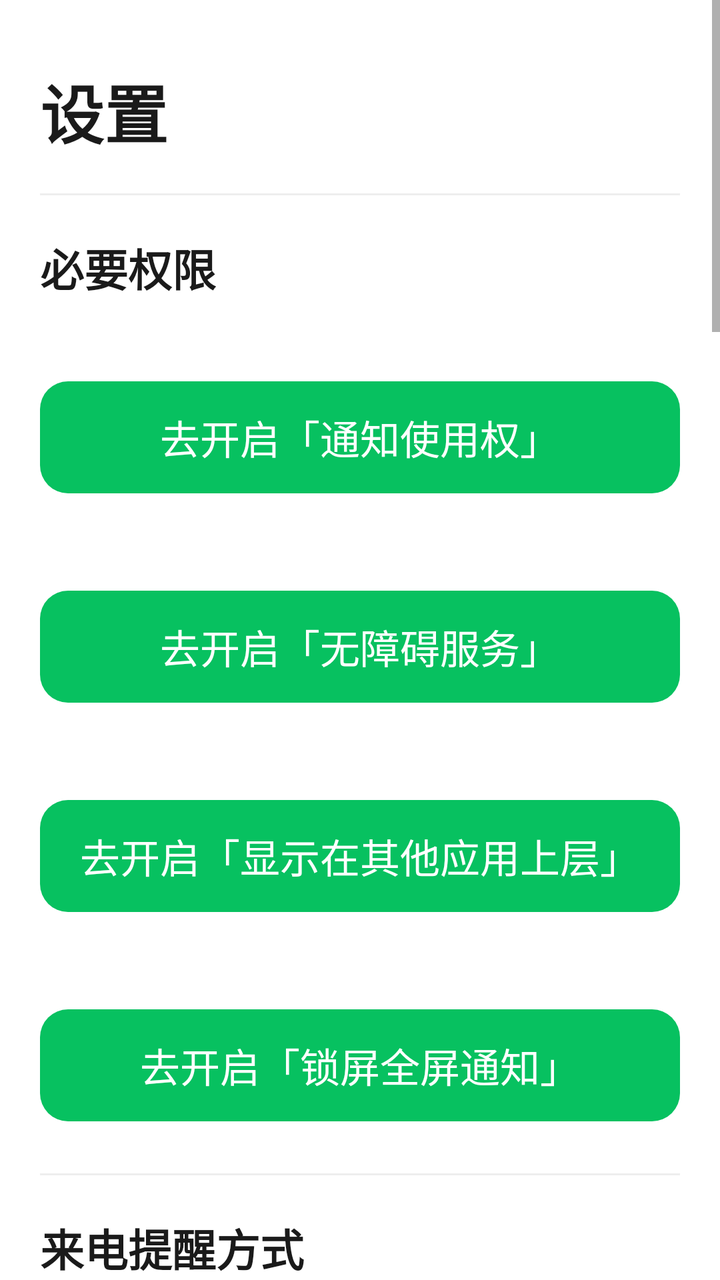
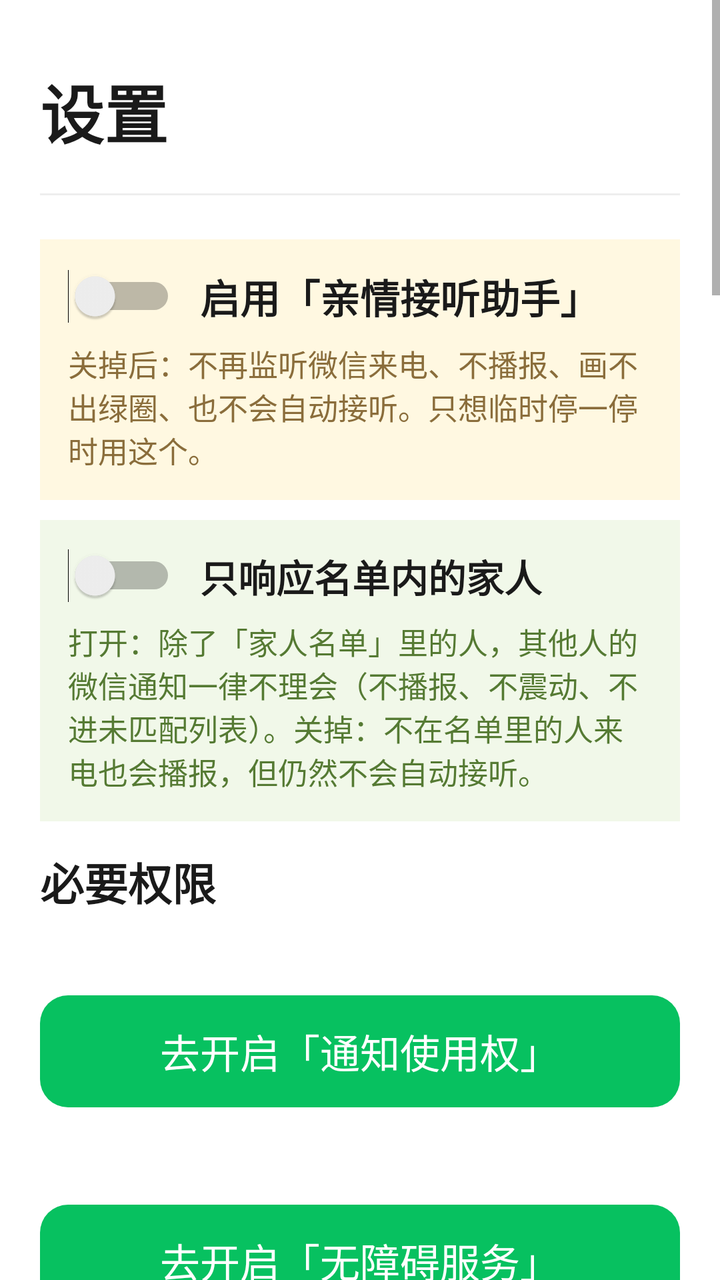

Compare the two renders of this Android layout. The source of the first and the diff that turns it into the second are given below.
<!-- AndroidManifest.xml: application theme AppTheme -->
<!-- res/layout/activity_settings.xml -->
<?xml version="1.0" encoding="utf-8"?>
<ScrollView xmlns:android="http://schemas.android.com/apk/res/android"
    android:layout_width="match_parent"
    android:layout_height="match_parent"
    android:fillViewport="true"
    android:background="@android:color/white">

    <LinearLayout
        android:layout_width="match_parent"
        android:layout_height="wrap_content"
        android:orientation="vertical"
        android:padding="20dp">

        <TextView
            android:layout_width="wrap_content"
            android:layout_height="wrap_content"
            android:layout_marginTop="12dp"
            android:text="设置"
            android:textColor="@color/textMain"
            android:textSize="32sp"
            android:textStyle="bold"/>

        <View
            android:layout_width="match_parent"
            android:layout_height="1dp"
            android:layout_marginTop="18dp"
            android:layout_marginBottom="6dp"
            android:background="#EEEEEE"/>

        
        <TextView
            android:layout_width="wrap_content"
            android:layout_height="wrap_content"
            android:layout_marginTop="14dp"
            android:text="必要权限"
            android:textColor="@color/textMain"
            android:textSize="22sp"
            android:textStyle="bold"/>

        <TextView
            android:id="@+id/status_notification"
            android:layout_width="match_parent"
            android:layout_height="wrap_content"
            android:layout_marginTop="10dp"
            android:textSize="17sp"/>

        <Button
            android:id="@+id/btn_open_notification_access"
            android:layout_width="match_parent"
            android:layout_height="56dp"
            android:layout_marginTop="8dp"
            android:background="@drawable/bg_btn_primary"
            android:stateListAnimator="@null"
            android:text="去开启「通知使用权」"
            android:textColor="#FFFFFF"
            android:textSize="20sp"/>

        <TextView
            android:id="@+id/status_accessibility"
            android:layout_width="match_parent"
            android:layout_height="wrap_content"
            android:layout_marginTop="18dp"
            android:textSize="17sp"/>

        <Button
            android:id="@+id/btn_open_accessibility"
            android:layout_width="match_parent"
            android:layout_height="56dp"
            android:layout_marginTop="8dp"
            android:background="@drawable/bg_btn_primary"
            android:stateListAnimator="@null"
            android:text="去开启「无障碍服务」"
            android:textColor="#FFFFFF"
            android:textSize="20sp"/>

        <LinearLayout
            android:id="@+id/row_overlay"
            android:layout_width="match_parent"
            android:layout_height="wrap_content"
            android:orientation="vertical">

            <TextView
                android:id="@+id/status_overlay"
                android:layout_width="match_parent"
                android:layout_height="wrap_content"
                android:layout_marginTop="18dp"
                android:textSize="17sp"/>

            <Button
                android:id="@+id/btn_open_overlay"
                android:layout_width="match_parent"
                android:layout_height="56dp"
                android:layout_marginTop="8dp"
                android:background="@drawable/bg_btn_primary"
                android:stateListAnimator="@null"
                android:text="去开启「显示在其他应用上层」"
                android:textColor="#FFFFFF"
                android:textSize="20sp"/>
        </LinearLayout>

        <LinearLayout
            android:id="@+id/row_fullscreen"
            android:layout_width="match_parent"
            android:layout_height="wrap_content"
            android:orientation="vertical">

            <TextView
                android:id="@+id/status_fullscreen"
                android:layout_width="match_parent"
                android:layout_height="wrap_content"
                android:layout_marginTop="18dp"
                android:textSize="17sp"/>

            <Button
                android:id="@+id/btn_open_fullscreen"
                android:layout_width="match_parent"
                android:layout_height="56dp"
                android:layout_marginTop="8dp"
                android:background="@drawable/bg_btn_primary"
                android:stateListAnimator="@null"
                android:text="去开启「锁屏全屏通知」"
                android:textColor="#FFFFFF"
                android:textSize="20sp"/>
        </LinearLayout>

        <View
            android:layout_width="match_parent"
            android:layout_height="1dp"
            android:layout_marginTop="26dp"
            android:layout_marginBottom="6dp"
            android:background="#EEEEEE"/>

        
        <TextView
            android:layout_width="wrap_content"
            android:layout_height="wrap_content"
            android:layout_marginTop="14dp"
            android:text="来电提醒方式"
            android:textColor="@color/textMain"
            android:textSize="22sp"
            android:textStyle="bold"/>

        <LinearLayout
            android:layout_width="match_parent"
            android:layout_height="wrap_content"
            android:orientation="horizontal"
            android:gravity="center_vertical"
            android:layout_marginTop="10dp">

            <Switch
                android:id="@+id/sw_guide_overlay"
                android:layout_width="wrap_content"
                android:layout_height="wrap_content"/>

            <TextView
                android:layout_width="0dp"
                android:layout_height="wrap_content"
                android:layout_weight="1"
                android:layout_marginLeft="12dp"
                android:text="来电时在屏幕上圈出绿色接听按钮（告诉老人点哪里）"
                android:textColor="@color/textMain"
                android:textSize="18sp"/>
        </LinearLayout>

        <TextView
            android:layout_width="match_parent"
            android:layout_height="wrap_content"
            android:layout_marginTop="6dp"
            android:text="圈出来的位置正好套在微信那个绿色接听键上，点下去等同于点微信的按钮。圆圈不会挡住操作，另外屏幕顶部还有一个「停止提醒」按钮，随时能关掉声音。需要「显示在其他应用上层」权限。"
            android:textColor="@color/textSub"
            android:textSize="15sp"/>

        <LinearLayout
            android:layout_width="match_parent"
            android:layout_height="wrap_content"
            android:orientation="horizontal"
            android:gravity="center_vertical"
            android:layout_marginTop="12dp">

            <Switch
                android:id="@+id/sw_guide_ring"
                android:layout_width="wrap_content"
                android:layout_height="wrap_content"/>

            <TextView
                android:layout_width="0dp"
                android:layout_height="wrap_content"
                android:layout_weight="1"
                android:layout_marginLeft="12dp"
                android:text="显示绿色圆圈（告诉老人点哪里）"
                android:textColor="@color/textMain"
                android:textSize="18sp"/>
        </LinearLayout>

        <LinearLayout
            android:layout_width="match_parent"
            android:layout_height="wrap_content"
            android:orientation="horizontal"
            android:gravity="center_vertical"
            android:layout_marginTop="6dp">

            <Switch
                android:id="@+id/sw_guide_tip"
                android:layout_width="wrap_content"
                android:layout_height="wrap_content"/>

            <TextView
                android:layout_width="0dp"
                android:layout_height="wrap_content"
                android:layout_weight="1"
                android:layout_marginLeft="12dp"
                android:text="显示顶部文字提示（谁打来的 / 还有几秒）"
                android:textColor="@color/textMain"
                android:textSize="18sp"/>
        </LinearLayout>

        <LinearLayout
            android:layout_width="match_parent"
            android:layout_height="wrap_content"
            android:orientation="horizontal"
            android:gravity="center_vertical"
            android:layout_marginTop="6dp">

            <Switch
                android:id="@+id/sw_guide_stopbar"
                android:layout_width="wrap_content"
                android:layout_height="wrap_content"/>

            <TextView
                android:layout_width="0dp"
                android:layout_height="wrap_content"
                android:layout_weight="1"
                android:layout_marginLeft="12dp"
                android:text="显示「停止提醒」按钮（随时能关掉声音）"
                android:textColor="@color/textMain"
                android:textSize="18sp"/>
        </LinearLayout>

        <TextView
            android:layout_width="match_parent"
            android:layout_height="wrap_content"
            android:layout_marginTop="8dp"
            android:lineSpacingExtra="3dp"
            android:text="三个都关掉 = 屏幕上什么都不显示，只保留语音播报（最干净，也不会干扰微信界面识别）。不需要悬浮窗权限。"
            android:textColor="@color/textSub"
            android:textSize="15sp"/>

        <Button
            android:id="@+id/btn_calibrate_answer"
            android:layout_width="match_parent"
            android:layout_height="60dp"
            android:layout_marginTop="12dp"
            android:background="@drawable/bg_btn_primary"
            android:stateListAnimator="@null"
            android:text="◎ 校准接听键位置（圈得不准就点这里）"
            android:textColor="#FFFFFF"
            android:textSize="19sp"/>

        <TextView
            android:id="@+id/status_answer_point"
            android:layout_width="match_parent"
            android:layout_height="wrap_content"
            android:layout_marginTop="8dp"
            android:lineSpacingExtra="3dp"
            android:text="当前接听键位置"
            android:textColor="@color/textSub"
            android:textSize="15sp"/>

        <TextView
            android:layout_width="match_parent"
            android:layout_height="wrap_content"
            android:layout_marginTop="6dp"
            android:lineSpacingExtra="3dp"
            android:text="每台手机的微信接听按钮位置都不太一样，上面的默认位置未必正好。点按钮后会出现一个绿圈浮在屏幕最上层：让家人打个微信电话过来，把圈拖到那个绿色接听按钮上，点「保存这个位置」就行。调好之后，圈的位置和自动点击的位置会一起变准。"
            android:textColor="@color/textSub"
            android:textSize="14sp"/>

        
        <TextView
            android:layout_width="wrap_content"
            android:layout_height="wrap_content"
            android:layout_marginTop="14dp"
            android:text="试听效果"
            android:textColor="@color/textMain"
            android:textSize="22sp"
            android:textStyle="bold"/>

        <Button
            android:id="@+id/btn_test_voice"
            android:layout_width="match_parent"
            android:layout_height="60dp"
            android:layout_marginTop="10dp"
            android:background="@drawable/bg_btn_primary"
            android:stateListAnimator="@null"
            android:text="▶ 试听：语音播报 + 屏幕指引（模拟张三来电）"
            android:textColor="#FFFFFF"
            android:textSize="20sp"/>

        
        <TextView
            android:id="@+id/status_tts"
            android:layout_width="match_parent"
            android:layout_height="wrap_content"
            android:layout_marginTop="16dp"
            android:lineSpacingExtra="4dp"
            android:textSize="17sp"/>

        <Button
            android:id="@+id/btn_recheck_tts"
            android:layout_width="match_parent"
            android:layout_height="56dp"
            android:layout_marginTop="8dp"
            android:background="@drawable/bg_btn_ghost"
            android:stateListAnimator="@null"
            android:text="↻ 重新检测语音播报"
            android:textColor="@color/textMain"
            android:textSize="18sp"/>

        <Button
            android:id="@+id/btn_open_tts"
            android:layout_width="match_parent"
            android:layout_height="56dp"
            android:layout_marginTop="8dp"
            android:background="@drawable/bg_btn_ghost"
            android:stateListAnimator="@null"
            android:text="去设置「语音引擎 / 中文语音包」"
            android:textColor="@color/textMain"
            android:textSize="18sp"/>

        
        <TextView
            android:layout_width="wrap_content"
            android:layout_height="wrap_content"
            android:layout_marginTop="22dp"
            android:text="媒体音量"
            android:textColor="@color/textMain"
            android:textSize="22sp"
            android:textStyle="bold"/>

        <TextView
            android:id="@+id/tv_volume_pct"
            android:layout_width="match_parent"
            android:layout_height="wrap_content"
            android:layout_marginTop="8dp"
            android:textColor="@color/textSub"
            android:textSize="18sp"/>

        <SeekBar
            android:id="@+id/seek_volume"
            android:layout_width="match_parent"
            android:layout_height="48dp"
            android:layout_marginTop="4dp"/>

        <TextView
            android:layout_width="match_parent"
            android:layout_height="wrap_content"
            android:layout_marginTop="4dp"
            android:text="语音播报走的是媒体音量，建议调大一些。"
            android:textColor="@color/textSub"
            android:textSize="15sp"/>

        <View
            android:layout_width="match_parent"
            android:layout_height="1dp"
            android:layout_marginTop="26dp"
            android:layout_marginBottom="6dp"
            android:background="#EEEEEE"/>

        
        <TextView
            android:layout_width="wrap_content"
            android:layout_height="wrap_content"
            android:layout_marginTop="14dp"
            android:text="自动接听"
            android:textColor="@color/textMain"
            android:textSize="22sp"
            android:textStyle="bold"/>

        <LinearLayout
            android:layout_width="match_parent"
            android:layout_height="wrap_content"
            android:orientation="horizontal"
            android:gravity="center_vertical"
            android:layout_marginTop="10dp">

            <Switch
                android:id="@+id/sw_auto_master"
                android:layout_width="wrap_content"
                android:layout_height="wrap_content"/>

            <TextView
                android:layout_width="0dp"
                android:layout_height="wrap_content"
                android:layout_weight="1"
                android:layout_marginLeft="12dp"
                android:text="开启自动接听（仅对标记自动接听的家人生效）"
                android:textColor="@color/textMain"
                android:textSize="18sp"/>
        </LinearLayout>

        <LinearLayout
            android:layout_width="match_parent"
            android:layout_height="wrap_content"
            android:orientation="horizontal"
            android:gravity="center_vertical"
            android:layout_marginTop="14dp">

            <TextView
                android:layout_width="wrap_content"
                android:layout_height="wrap_content"
                android:text="自动接听前等"
                android:textColor="@color/textMain"
                android:textSize="17sp"/>

            <EditText
                android:id="@+id/input_auto_delay"
                android:layout_width="80dp"
                android:layout_height="52dp"
                android:layout_marginLeft="8dp"
                android:layout_marginRight="8dp"
                android:gravity="center"
                android:inputType="number"
                android:text="8"
                android:textSize="18sp"/>

            <TextView
                android:layout_width="wrap_content"
                android:layout_height="wrap_content"
                android:text="秒"
                android:textColor="@color/textMain"
                android:textSize="17sp"/>

            <Button
                android:id="@+id/btn_save_delay"
                android:layout_width="wrap_content"
                android:layout_height="48dp"
                android:layout_marginLeft="12dp"
                android:background="@drawable/bg_btn_ghost"
                android:stateListAnimator="@null"
                android:minWidth="0dp"
                android:paddingLeft="20dp"
                android:paddingRight="20dp"
                android:text="保存秒数"
                android:textColor="@color/textMain"
                android:textSize="16sp"/>
        </LinearLayout>

        <View
            android:layout_width="match_parent"
            android:layout_height="1dp"
            android:layout_marginTop="26dp"
            android:layout_marginBottom="6dp"
            android:background="#EEEEEE"/>

        
        <TextView
            android:layout_width="wrap_content"
            android:layout_height="wrap_content"
            android:layout_marginTop="14dp"
            android:text="保持后台运行"
            android:textColor="@color/textMain"
            android:textSize="22sp"
            android:textStyle="bold"/>

        <Button
            android:id="@+id/btn_open_battery"
            android:layout_width="match_parent"
            android:layout_height="60dp"
            android:layout_marginTop="10dp"
            android:background="@drawable/bg_btn_ghost"
            android:stateListAnimator="@null"
            android:text="去设置「自启动 / 后台运行」（防杀后台）"
            android:textColor="@color/textMain"
            android:textSize="18sp"/>

        <View
            android:layout_width="match_parent"
            android:layout_height="1dp"
            android:layout_marginTop="26dp"
            android:layout_marginBottom="6dp"
            android:background="#EEEEEE"/>

        
        <TextView
            android:layout_width="wrap_content"
            android:layout_height="wrap_content"
            android:layout_marginTop="14dp"
            android:text="接不到电话时看这里"
            android:textColor="@color/textMain"
            android:textSize="22sp"
            android:textStyle="bold"/>

        <TextView
            android:id="@+id/status_auto_summary"
            android:layout_width="match_parent"
            android:layout_height="wrap_content"
            android:layout_marginTop="10dp"
            android:lineSpacingExtra="4dp"
            android:textSize="17sp"/>

        
        <TextView
            android:id="@+id/tv_unmatched"
            android:layout_width="match_parent"
            android:layout_height="wrap_content"
            android:layout_marginTop="14dp"
            android:background="#FFF4E5"
            android:lineSpacingExtra="4dp"
            android:padding="14dp"
            android:textSize="16sp"
            android:visibility="gone"/>

        <Button
            android:id="@+id/btn_open_script"
            android:layout_width="match_parent"
            android:layout_height="60dp"
            android:layout_marginTop="10dp"
            android:background="@drawable/bg_btn_primary"
            android:stateListAnimator="@null"
            android:text="✏ 播报文字设置（改成老人听得懂的话）"
            android:textColor="#FFFFFF"
            android:textSize="19sp"/>

        <Button
            android:id="@+id/btn_open_diag"
            android:layout_width="match_parent"
            android:layout_height="60dp"
            android:layout_marginTop="10dp"
            android:background="@drawable/bg_btn_primary"
            android:stateListAnimator="@null"
            android:text="📋 查看运行记录（排查没自动接听）"
            android:textColor="#FFFFFF"
            android:textSize="19sp"/>

        <TextView
            android:id="@+id/tv_about"
            android:layout_width="match_parent"
            android:layout_height="wrap_content"
            android:layout_marginTop="26dp"
            android:layout_marginBottom="20dp"
            android:gravity="center"
            android:text="亲情接听助手 · 仅在本地运行，不联网、不上传数据"
            android:textColor="#BBBBBB"
            android:textSize="14sp"/>
    </LinearLayout>
</ScrollView>
<!-- resources referenced by this layout -->
<resources>
  <color name="textMain">#1A1A1A</color>
  <color name="textSub">#888888</color>
  <!-- drawable bg_btn_ghost (drawable) -->
  <?xml version="1.0" encoding="utf-8"?>
  <shape xmlns:android="http://schemas.android.com/apk/res/android"
      android:shape="rectangle">
      <corners android:radius="14dp"/>
      <solid android:color="#F2F2F2"/>
  </shape>
  <!-- drawable bg_btn_primary (drawable) -->
  <?xml version="1.0" encoding="utf-8"?>
  <shape xmlns:android="http://schemas.android.com/apk/res/android"
      android:shape="rectangle">
      <corners android:radius="14dp"/>
      <solid android:color="#07C160"/>
  </shape>
  <style name="AppTheme" parent="android:Theme.Material.Light.NoActionBar">
          <item name="android:statusBarColor">@color/greenPrimary</item>
          <item name="android:windowBackground">@android:color/white</item>
      </style>
  <color name="greenPrimary">#07C160</color>
</resources>

<!-- the commit's change to res/layout/activity_settings.xml (unified diff, before → after) -->
@@ -26,6 +26,87 @@
             android:layout_marginTop="18dp"
             android:layout_marginBottom="6dp"
             android:background="#EEEEEE"/>
+
+        
+        <LinearLayout
+            android:layout_width="match_parent"
+            android:layout_height="wrap_content"
+            android:orientation="vertical"
+            android:layout_marginTop="16dp"
+            android:padding="14dp"
+            android:background="#FFF8E1">
+
+            <LinearLayout
+                android:layout_width="match_parent"
+                android:layout_height="wrap_content"
+                android:orientation="horizontal"
+                android:gravity="center_vertical">
+
+                <Switch
+                    android:id="@+id/sw_app_enabled"
+                    android:layout_width="wrap_content"
+                    android:layout_height="wrap_content"/>
+
+                <TextView
+                    android:layout_width="0dp"
+                    android:layout_height="wrap_content"
+                    android:layout_weight="1"
+                    android:layout_marginLeft="12dp"
+                    android:text="启用「亲情接听助手」"
+                    android:textColor="@color/textMain"
+                    android:textSize="20sp"
+                    android:textStyle="bold"/>
+            </LinearLayout>
+
+            <TextView
+                android:id="@+id/tv_app_enabled_hint"
+                android:layout_width="match_parent"
+                android:layout_height="wrap_content"
+                android:layout_marginTop="8dp"
+                android:text="关掉后：不再监听微信来电、不播报、画不出绿圈、也不会自动接听。只想临时停一停时用这个。"
+                android:textColor="#8A6D3B"
+                android:textSize="15sp"/>
+        </LinearLayout>
+
+        
+        <LinearLayout
+            android:layout_width="match_parent"
+            android:layout_height="wrap_content"
+            android:orientation="vertical"
+            android:layout_marginTop="10dp"
+            android:padding="14dp"
+            android:background="#F1F8E9">
+
+            <LinearLayout
+                android:layout_width="match_parent"
+                android:layout_height="wrap_content"
+                android:orientation="horizontal"
+                android:gravity="center_vertical">
+
+                <Switch
+                    android:id="@+id/sw_only_whitelist"
+                    android:layout_width="wrap_content"
+                    android:layout_height="wrap_content"/>
+
+                <TextView
+                    android:layout_width="0dp"
+                    android:layout_height="wrap_content"
+                    android:layout_weight="1"
+                    android:layout_marginLeft="12dp"
+                    android:text="只响应名单内的家人"
+                    android:textColor="@color/textMain"
+                    android:textSize="19sp"
+                    android:textStyle="bold"/>
+            </LinearLayout>
+
+            <TextView
+                android:layout_width="match_parent"
+                android:layout_height="wrap_content"
+                android:layout_marginTop="8dp"
+                android:text="打开：除了「家人名单」里的人，其他人的微信通知一律不理会（不播报、不震动、不进未匹配列表）。关掉：不在名单里的人来电也会播报，但仍然不会自动接听。"
+                android:textColor="#557A33"
+                android:textSize="15sp"/>
+        </LinearLayout>
 
         
         <TextView
